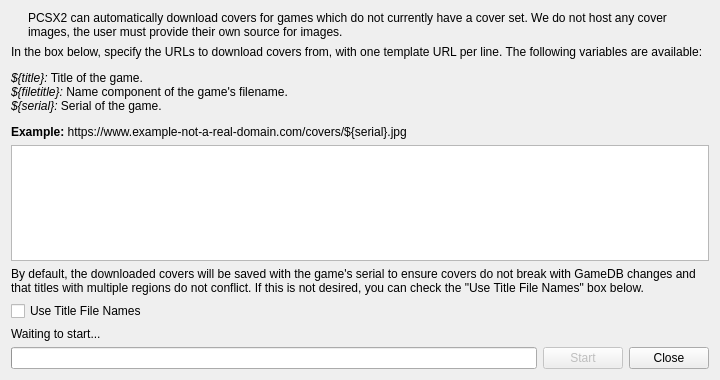
Before: the Qt Designer form pcsx2-qt/CoverDownloadDialog.ui in SgtBilko76/ARMSX2-Quest, drawn with Qt 5.
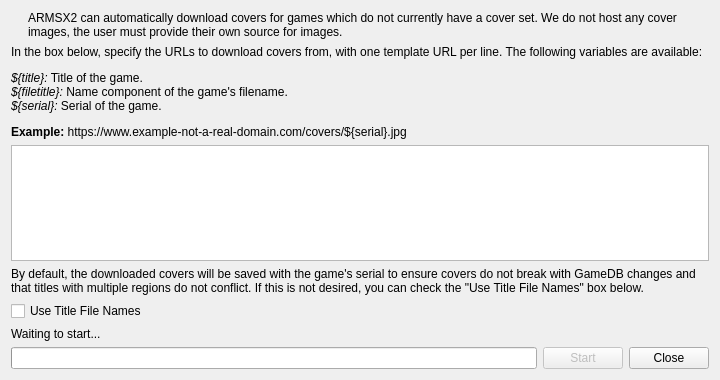
After: the same form once the commit is applied. Icons and pictures are not drawn.

Commit message: Rebrand user-facing PCSX2 references to ARMSX2; fix Help menu

What changed in the file:
```diff
--- a/pcsx2-qt/CoverDownloadDialog.ui
+++ b/pcsx2-qt/CoverDownloadDialog.ui
@@ -35,7 +35,7 @@
      <item>
       <widget class="QLabel" name="label">
        <property name="text">
-        <string>PCSX2 can automatically download covers for games which do not currently have a cover set. We do not host any cover images, the user must provide their own source for images.</string>
+        <string>ARMSX2 can automatically download covers for games which do not currently have a cover set. We do not host any cover images, the user must provide their own source for images.</string>
        </property>
        <property name="wordWrap">
         <bool>true</bool>
```
The commit also changes 33 other files.
